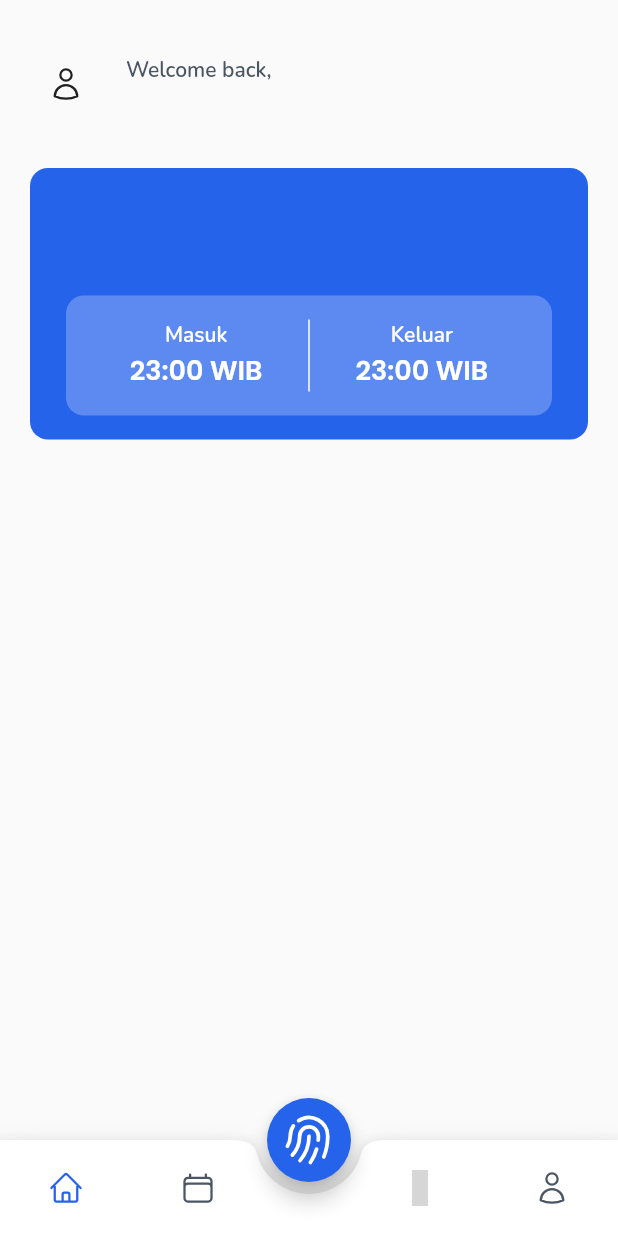
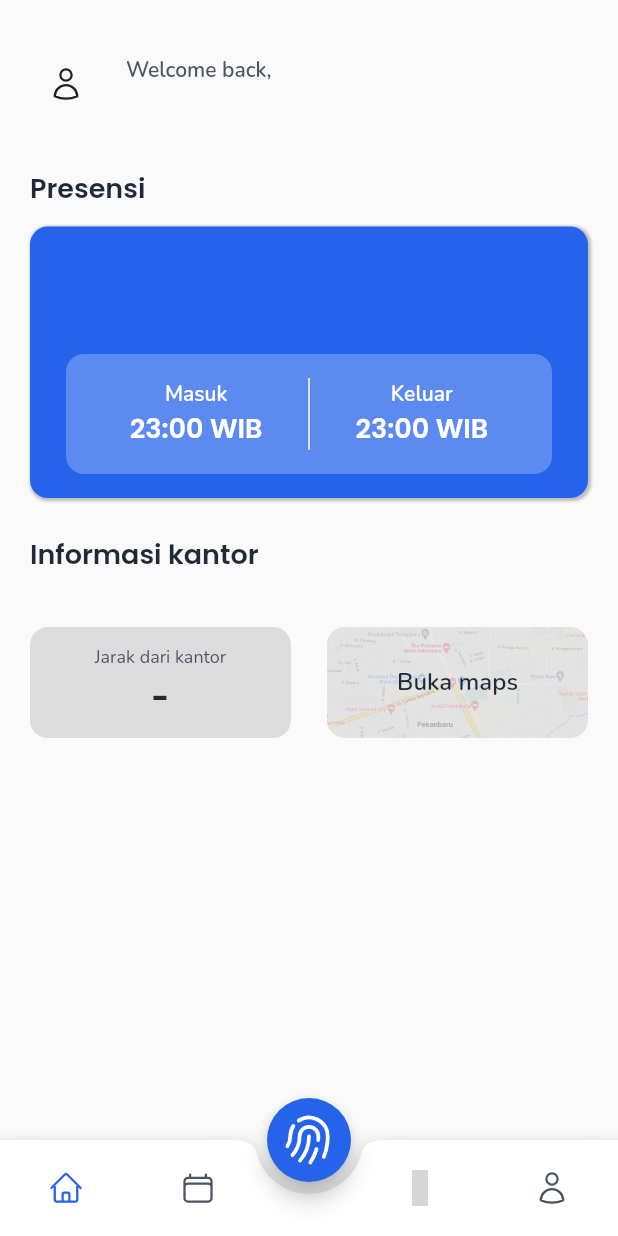
Before and after one commit to XMirz/kp_absen_mobile, a Flutter app: the RootView screen opened by its route, on a phone screen of 412 x 824 dp. Run offline on Flutter 3.47's test engine with Material 2 defaults, Android fonts, the phone set to English and light mode, and no system bars; our stand-ins replace dio, geolocator, get, get_storage, google_fonts, heroicons; missing offline and left inert: maps_launcher; accounts and stored records are empty; statements that could not run were skipped; grey boxes are pictures that could not be loaded.

Commit message:
added some component to home fragment

```diff
--- a/lib/app/modules/root/controllers/root_controller.dart
+++ b/lib/app/modules/root/controllers/root_controller.dart
@@ -1,5 +1,6 @@
 import 'dart:developer';
 
+import 'package:geolocator/geolocator.dart';
 import 'package:get/get.dart';
 import 'package:kp_mobile/app/data/models/company.dart';
 import 'package:kp_mobile/app/data/models/user.dart';
@@ -12,9 +13,12 @@ class RootController extends GetxController {
   GeolocatorService geolocator = Get.find<GeolocatorService>();
   late String token;
   late RootServices _services;
-  final user = User().obs;
-  final company = Company().obs;
+  late Position currentPosition;
+  Rx<User> user = User().obs;
+  Rx<Company> company = Company().obs;
   RxInt fragmentIndex = 0.obs;
+  RxString distanceFromOffice = '-'.obs;
+
   @override
   void onInit() async {
     final storage = Get.find<StorageService>();
@@ -33,11 +37,29 @@ class RootController extends GetxController {
       company.value = fetchCompanyData;
       inspect(company.value);
     }
+    // Get permission to acces location
     geolocator.getPermission();
+    // Set currentLocation
+    currentPosition = await geolocator.getCurrentPosition();
+    // Determine distance
+    distanceFromOffice.value = getDistanceFromOffice();
     super.onInit();
   }
 
   void changePageIndex(int index) {
     fragmentIndex.value = index;
   }
+
+  String getDistanceFromOffice() {
+    double distance = Geolocator.distanceBetween(
+      double.parse(company.value.latitude!),
+      double.parse(company.value.longitude!),
+      currentPosition.latitude,
+      currentPosition.longitude,
+    );
+    if (distance > 1000) {
+      return '${(distance / 1000).toStringAsFixed(2)} km';
+    }
+    return '${distance.toStringAsFixed(2)} m';
+  }
 }
--- a/lib/app/modules/root/fragments/home_fragment.dart
+++ b/lib/app/modules/root/fragments/home_fragment.dart
@@ -1,6 +1,12 @@
 import 'package:flutter/material.dart';
+import 'package:get/get.dart';
+import 'package:google_fonts/google_fonts.dart';
+import 'package:kp_mobile/app/modules/root/controllers/root_controller.dart';
 import 'package:kp_mobile/app/utils/helper.dart';
+import 'package:kp_mobile/app/values/colors.dart';
+import 'package:kp_mobile/app/widgets/office_location_card.dart';
 import 'package:kp_mobile/app/widgets/presence_card.dart';
+import 'package:kp_mobile/app/widgets/text_heading.dart';
 import 'package:kp_mobile/app/widgets/user_info.dart';
 
 class HomeFragment extends StatelessWidget {
@@ -8,13 +14,17 @@ class HomeFragment extends StatelessWidget {
 
   @override
   Widget build(BuildContext context) {
-    // final controller = Get.find<RootController>();
+    final controller = Get.find<RootController>();
     return ListView(
       padding: EdgeInsets.symmetric(horizontal: 20, vertical: 24),
       children: [
         UserInfo(),
         spaceY(24),
+        TextHeading(title: 'Presensi'),
+        spaceY(12),
         PresenceCard(),
+        spaceY(24),
+        OfficeLocationCard(),
       ],
     );
   }
--- a/lib/app/modules/root/views/root_view.dart
+++ b/lib/app/modules/root/views/root_view.dart
@@ -1,7 +1,4 @@
-import 'dart:io';
-
 import 'package:flutter/material.dart';
-import 'package:flutter/services.dart';
 
 import 'package:get/get.dart';
 import 'package:heroicons/heroicons.dart';
--- a/lib/app/services/dio_client.dart
+++ b/lib/app/services/dio_client.dart
@@ -3,7 +3,7 @@ import 'package:dio/dio.dart';
 class DioClient {
   Dio init({String? token}) {
     Dio dio = Dio();
-    dio.options.baseUrl = 'http://192.168.57.109:3000/api';
+    dio.options.baseUrl = 'http://192.168.61.109:3000/api';
     dio.interceptors.add(DioInterceptors());
     if (token != null) {
       dio.options.headers['Authorization'] = 'Bearer $token';
--- a/lib/app/values/styles.dart
+++ b/lib/app/values/styles.dart
@@ -1,5 +1,14 @@
+import 'package:flutter/material.dart';
+
 class FontFamily {
   static const poppins = 'poppins';
   static const inter = 'inter';
   static const nunito = 'nunito';
 }
+
+BoxShadow shadowSmall = BoxShadow(
+  color: Colors.black.withOpacity(0.25),
+  spreadRadius: 1,
+  blurRadius: 1,
+  offset: Offset(1, 1),
+);
--- /dev/null
+++ b/lib/app/widgets/office_location_card.dart
@@ -0,0 +1,121 @@
+import 'dart:developer';
+
+import 'package:flutter/material.dart';
+import 'package:get/get.dart';
+import 'package:google_fonts/google_fonts.dart';
+import 'package:kp_mobile/app/modules/root/controllers/root_controller.dart';
+import 'package:kp_mobile/app/utils/helper.dart';
+import 'package:kp_mobile/app/values/colors.dart';
+import 'package:kp_mobile/app/widgets/text_heading.dart';
+import 'package:maps_launcher/maps_launcher.dart';
+
+class OfficeLocationCard extends StatelessWidget {
+  OfficeLocationCard({Key? key}) : super(key: key);
+  final controller = Get.find<RootController>();
+  @override
+  Widget build(BuildContext context) {
+    return Obx(
+      () => Column(
+        crossAxisAlignment: CrossAxisAlignment.start,
+        children: [
+          TextHeading(title: 'Informasi kantor'),
+          spaceY(8),
+          Text(
+            controller.company.value.location ?? '',
+            style: GoogleFonts.nunito(
+              fontSize: 14,
+              color: AppColor.secondary,
+            ),
+          ),
+          spaceY(8),
+          IntrinsicHeight(
+            child: Row(
+              crossAxisAlignment: CrossAxisAlignment.stretch,
+              mainAxisAlignment: MainAxisAlignment.spaceAround,
+              children: [
+                Expanded(
+                  child: Container(
+                    padding: EdgeInsets.symmetric(vertical: 12, horizontal: 16),
+                    decoration: BoxDecoration(
+                      borderRadius: BorderRadius.all(
+                        Radius.circular(12),
+                      ),
+                      color: Colors.black12,
+                    ),
+                    child: Column(
+                      children: [
+                        Text(
+                          'Jarak dari kantor',
+                          style: GoogleFonts.nunito(
+                            fontSize: 12,
+                            color: AppColor.secondaryLight,
+                          ),
+                        ),
+                        spaceY(4),
+                        Text(
+                          controller.distanceFromOffice.value,
+                          style: GoogleFonts.poppins(
+                            fontSize: 20,
+                            fontWeight: FontWeight.w700,
+                            color: AppColor.secondary,
+                          ),
+                        ),
+                      ],
+                    ),
+                  ),
+                ),
+                spaceX(24),
+                Expanded(
+                  child: InkWell(
+                    borderRadius: BorderRadius.all(
+                      Radius.circular(12),
+                    ),
+                    onTap: () async {
+                      MapsLauncher.launchCoordinates(
+                          double.parse(controller.company.value.latitude!),
+                          double.parse(controller.company.value.longitude!),
+                          'Pemerintah Kota Pekanbaru');
+                      // TODO Add open map;
+                      // final availableMaps = await MapLauncher.installedMaps;
+                      // inspect(availableMaps);
+                      // await availableMaps.first.showMarker(
+                      //     coords: Coords(
+                      //         double.parse(controller.company.value.latitude!),
+                      //         double.parse(
+                      //             controller.company.value.longitude!)),
+                      //     title: 'Pemerintah Kota Pekanbaru');
+                    },
+                    child: Container(
+                      alignment: Alignment.center,
+                      padding:
+                          EdgeInsets.symmetric(vertical: 12, horizontal: 16),
+                      decoration: BoxDecoration(
+                        image: DecorationImage(
+                          image: AssetImage('assets/images/maps.png'),
+                          fit: BoxFit.cover,
+                          opacity: 0.3,
+                        ),
+                        borderRadius: BorderRadius.all(
+                          Radius.circular(12),
+                        ),
+                        color: Colors.black12,
+                      ),
+                      child: Text(
+                        'Buka maps',
+                        style: GoogleFonts.nunito(
+                          fontSize: 16,
+                          fontWeight: FontWeight.w600,
+                          color: AppColor.secondary,
+                        ),
+                      ),
+                    ),
+                  ),
+                )
+              ],
+            ),
+          ),
+        ],
+      ),
+    );
+  }
+}
--- a/lib/app/widgets/presence_card.dart
+++ b/lib/app/widgets/presence_card.dart
@@ -4,6 +4,7 @@ import 'package:google_fonts/google_fonts.dart';
 import 'package:kp_mobile/app/modules/root/controllers/root_controller.dart';
 import 'package:kp_mobile/app/utils/helper.dart';
 import 'package:kp_mobile/app/values/colors.dart';
+import 'package:kp_mobile/app/values/styles.dart';
 
 class PresenceCard extends StatelessWidget {
   const PresenceCard({Key? key}) : super(key: key);
@@ -15,6 +16,7 @@ class PresenceCard extends StatelessWidget {
       () => Container(
         padding: EdgeInsets.fromLTRB(24, 20, 24, 16),
         decoration: BoxDecoration(
+          boxShadow: [shadowSmall],
           borderRadius: BorderRadius.all(
             Radius.circular(
               12,
--- /dev/null
+++ b/lib/app/widgets/text_heading.dart
@@ -0,0 +1,22 @@
+import 'package:flutter/src/foundation/key.dart';
+import 'package:flutter/src/widgets/framework.dart';
+import 'package:flutter/widgets.dart';
+import 'package:google_fonts/google_fonts.dart';
+import 'package:kp_mobile/app/values/colors.dart';
+
+class TextHeading extends StatelessWidget {
+  final String title;
+  const TextHeading({Key? key, required this.title}) : super(key: key);
+
+  @override
+  Widget build(BuildContext context) {
+    return Text(
+      title,
+      style: GoogleFonts.poppins(
+        fontSize: 18,
+        color: AppColor.secondary,
+        fontWeight: FontWeight.w600,
+      ),
+    );
+  }
+}
--- a/pubspec.yaml
+++ b/pubspec.yaml
@@ -18,6 +18,7 @@ dependencies:
   google_fonts: ^2.3.2
   get_storage: ^2.0.3
   geolocator: ^8.2.1
+  maps_launcher: ^2.0.1
 
 dev_dependencies:
   flutter_lints: ^2.0.0
```
Also changed, not shown: lib/app/data/models/presence.dart (added, +113 -0 lines), lib/app/services/geolocator_service.dart (+7 -1 lines), assets/images/maps.png (added), pubspec.lock, 5 other files.
